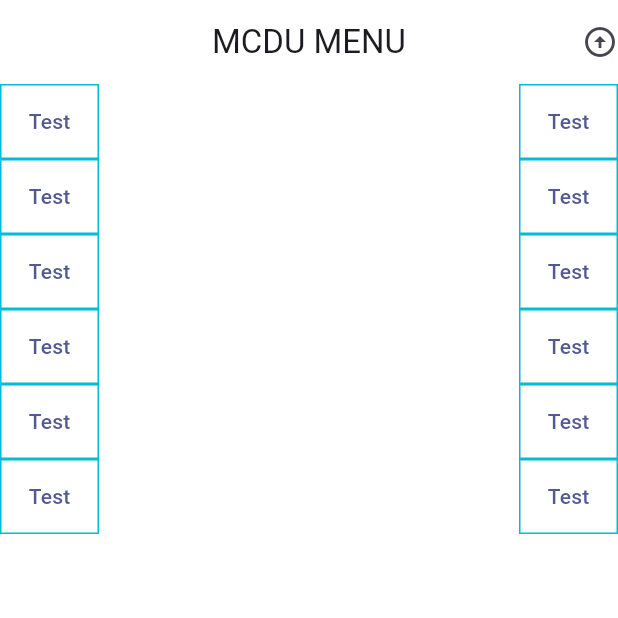
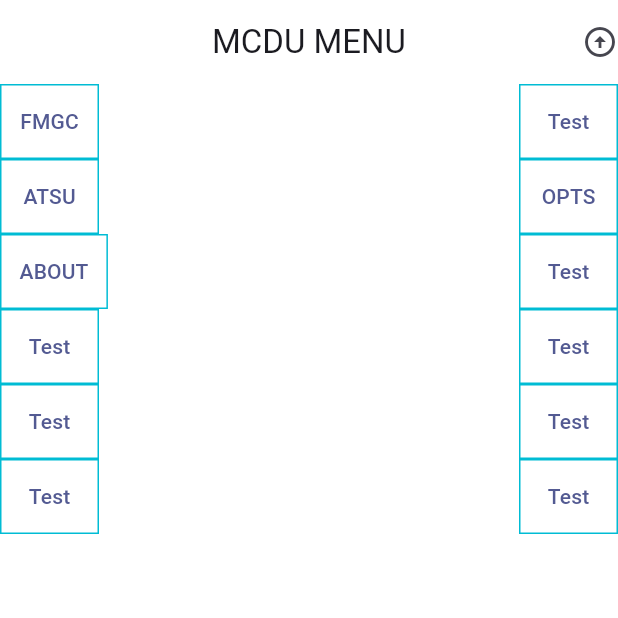
Before and after one commit to wotanut/papl-cw, a Flutter app: the screen it shows after launch, on a phone screen of 412 x 824 dp, the top half of it. Run offline on Flutter 3.47's test engine with Material 3 defaults, Android fonts, the phone set to English and light mode, and no system bars.

Commit message:
Add button titles for home page

```diff
--- a/app/lib/main.dart
+++ b/app/lib/main.dart
@@ -86,11 +86,21 @@ class _MyHomePageState extends State<MyHomePage> {
           // Center is a layout widget. It takes a single child and positions it
           // in the middle of the parent.
           child: Mcdupage(slkButtons: [
+        mcduEntryBTN(
+          isRightSide: true,
+          title: "FMGC",
+        ),
         mcduEntryBTN(),
-        mcduEntryBTN(),
-        mcduEntryBTN(),
-        mcduEntryBTN(),
-        mcduEntryBTN(),
+        mcduEntryBTN(
+          isRightSide: true,
+          title: "ATSU",
+        ),
+        mcduEntryBTN(
+          title: "OPTS",
+        ),
+        mcduEntryBTN(
+          title: "ABOUT",
+        ),
         mcduEntryBTN(),
         mcduEntryBTN(),
         mcduEntryBTN(),
```
